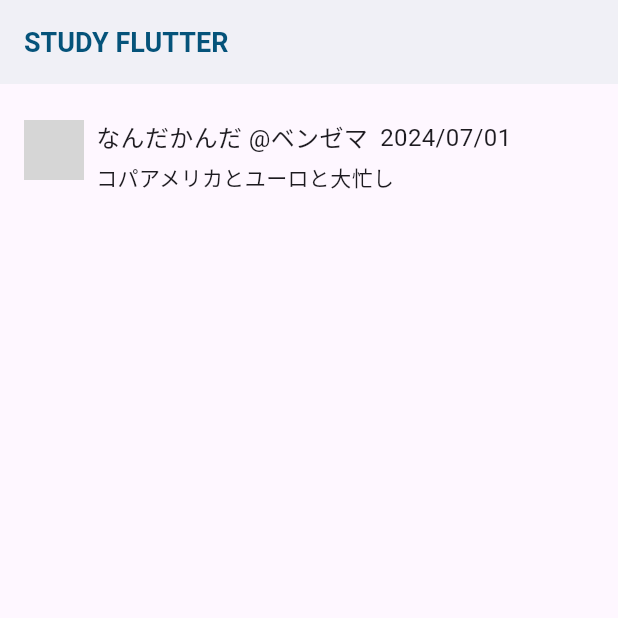
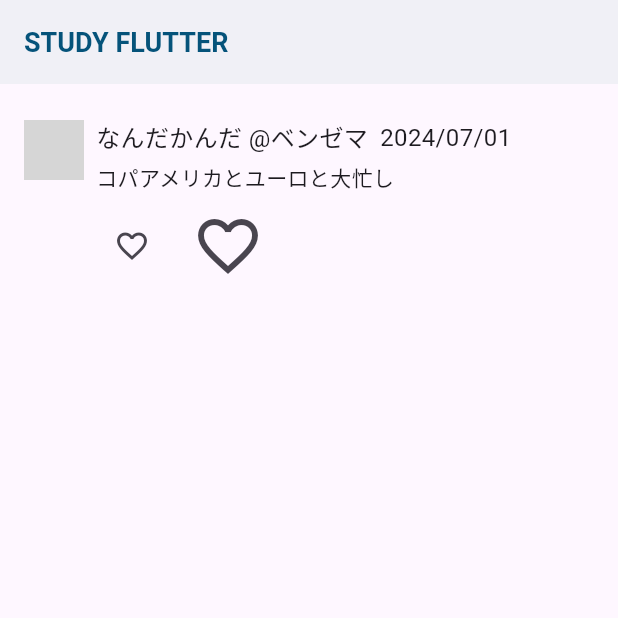
Before and after one commit to noberyo/firstFlutter, a Flutter app: the screen it shows after launch, on a phone screen of 412 x 824 dp, the top half of it. Run offline on Flutter 3.47's test engine with Material 3 defaults, Android fonts, the phone set to English and light mode, and no system bars; network calls fail; grey boxes are pictures that could not be loaded.

Commit message:
feat: Padding以下を別Widgetに切り出し

```diff
--- a/lib/main.dart
+++ b/lib/main.dart
@@ -25,19 +25,30 @@ class MyApp extends StatelessWidget {
                         fontWeight: FontWeight.bold,
                         fontSize: 18,
                         color: Color.fromARGB(250, 0, 80, 120)))),
-            body: const Padding(
-              padding: EdgeInsets.symmetric(horizontal: 16, vertical: 24),
+            body: const TweetTile()));
+  }
+}
+
+class TweetTile extends StatelessWidget {
+  const TweetTile({
+    super.key,
+  });
+
+  @override
+  Widget build(BuildContext context) {
+    return Padding(
+      padding: const EdgeInsets.symmetric(horizontal: 16, vertical: 24),
       child: Row(
         crossAxisAlignment: CrossAxisAlignment.start,
         children: [
-                  CircleAvatar(
+          const CircleAvatar(
               backgroundImage: NetworkImage(
                   'https://pbs.twimg.com/profile_images/1574198426593792000/f1Ba28Dm_400x400.jpg')),
-                  SizedBox(width: 8),
+          const SizedBox(width: 8),
           Column(
             crossAxisAlignment: CrossAxisAlignment.start,
             children: [
-                      Row(
+              const Row(
                 children: [
                   Text(
                     'なんだかんだ @ベンゼマ',
@@ -47,12 +58,27 @@ class MyApp extends StatelessWidget {
                   Text('2024/07/01', style: TextStyle(fontSize: 16))
                 ],
               ),
-                      SizedBox(height: 4),
-                      Text('コパアメリカとユーロと大忙し')
+              const SizedBox(height: 4),
+              const Text('コパアメリカとユーロと大忙し'),
+              const SizedBox(height: 4),
+              Row(
+                children: [
+                  IconButton(
+                    onPressed: () {},
+                    icon: const Icon(Icons.favorite_border),
+                  ),
+                  const SizedBox(width: 8),
+                  IconButton(
+                    iconSize: 48,
+                    onPressed: () {},
+                    icon: const Icon(Icons.favorite_border),
+                  ),
+                ],
+              )
             ],
           ),
         ],
       ),
-            )));
+    );
   }
 }
```
Also changed, not shown: lib/main_copy.dart (renamed from lib/main copy.dart). Lines whose indentation alone changed are shown as unchanged.
